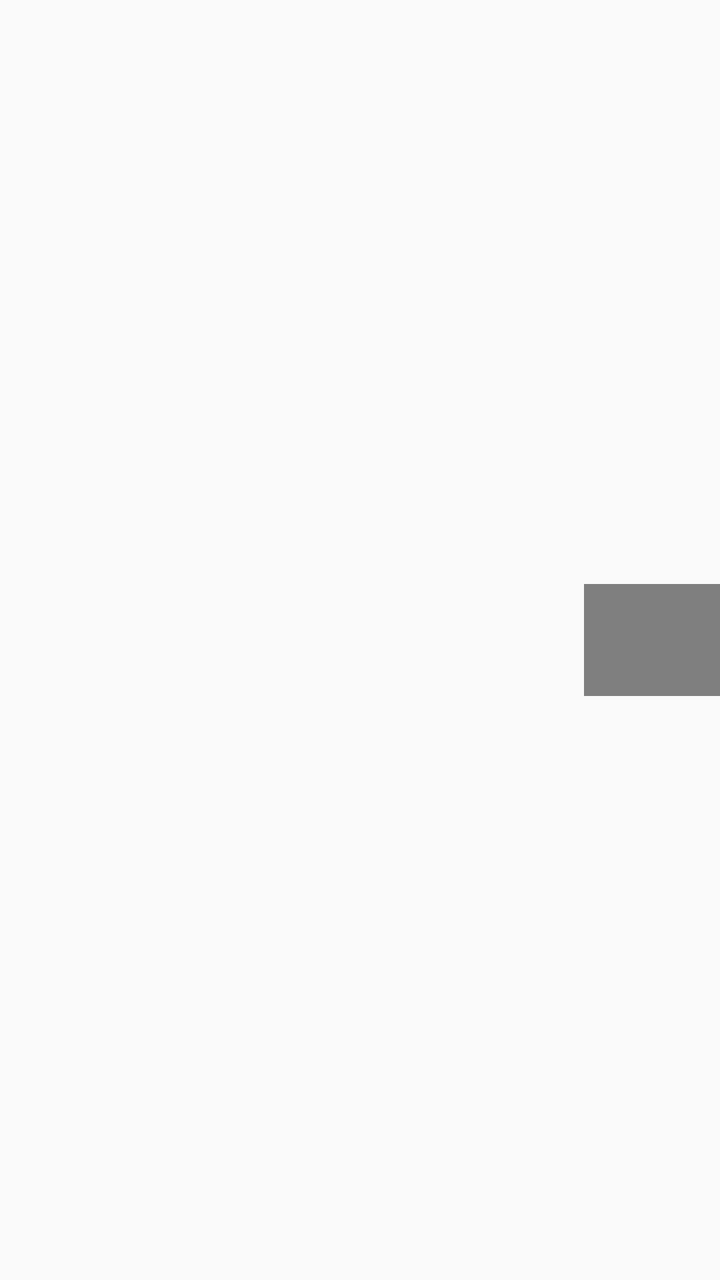
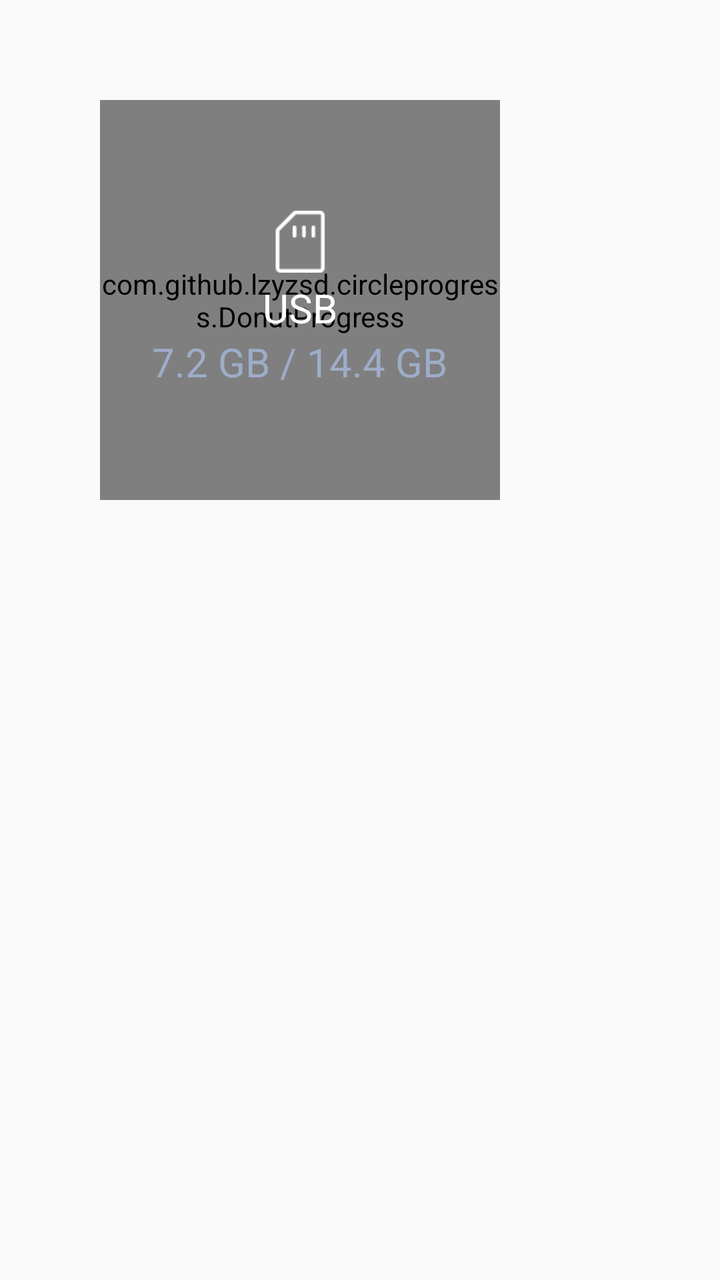

An Android layout rendered at two revisions. The XML below is the earlier revision; the diff shows what the commit changed to produce the second picture.
<!-- AndroidManifest.xml: application theme NoTitle -->
<!-- res/layout/mydonut_progress.xml -->
<?xml version="1.0" encoding="utf-8"?>
<RelativeLayout xmlns:android="http://schemas.android.com/apk/res/android"
    android:layout_width="wrap_content"
    android:layout_height="wrap_content"
    xmlns:app="http://schemas.android.com/apk/res-auto">

    <FrameLayout
        android:layout_margin="50mm"
        android:layout_width="200mm"
        android:layout_height="200mm">

        <com.github.lzyzsd.circleprogress.DonutProgress
            android:id="@+id/pgr_percent"
            app:donut_background_color="#1D2D4B"
            app:donut_finished_color="@color/colorAccent"
            app:donut_finished_stroke_width="4mm"
            app:donut_progress="10"
            app:donut_show_text="false"
            app:donut_unfinished_color="@color/colorAccentLight"
            app:donut_unfinished_stroke_width="4mm"
            android:layout_width="match_parent"
            android:layout_height="match_parent" />

        <androidx.constraintlayout.widget.ConstraintLayout
            android:layout_width="match_parent"
             android:layout_height="match_parent">

             <LinearLayout
                 android:gravity="center"
                 android:orientation="vertical"
                 android:layout_width="match_parent"
                 android:layout_height="match_parent">
                 <ImageView
                     android:id="@+id/imageview"
                     app:layout_constraintEnd_toEndOf="parent"
                     app:layout_constraintHorizontal_bias="0.2"
                     app:layout_constraintStart_toStartOf="parent"
                     app:layout_constraintTop_toTopOf="parent"
                     android:layout_width="31mm"
                     android:layout_height="31mm"
                     android:src="@mipmap/sdcard" />

                 <TextView
                     android:id="@+id/textView"
                     app:layout_constraintEnd_toEndOf="parent"
                     app:layout_constraintHorizontal_bias="0.208"
                     app:layout_constraintStart_toEndOf="@+id/imageview"
                     app:layout_constraintTop_toTopOf="@+id/imageview"
                     android:layout_width="wrap_content"
                     android:layout_height="wrap_content"
                     android:layout_marginTop="4mm"
                     android:text="USB"
                     android:textColor="@color/white"
                     android:textSize="20mm" />
                 <TextView
                     android:id="@+id/textMina"
                     app:layout_constraintEnd_toEndOf="parent"
                     app:layout_constraintHorizontal_bias="0.584"
                     app:layout_constraintStart_toStartOf="parent"
                     app:layout_constraintTop_toBottomOf="@+id/textView"
                     android:layout_width="wrap_content"
                     android:layout_height="wrap_content"
                     android:text="7.2 GB / 14.4 GB"
                     android:textColor="@color/colorFont"
                     android:textSize="20mm" />
             </LinearLayout>




        </androidx.constraintlayout.widget.ConstraintLayout>

    </FrameLayout>
</RelativeLayout>
<!-- resources referenced by this layout -->
<resources>
  <color name="colorAccent">#56F21F</color>
  <color name="colorAccentLight">#9DACC8</color>
  <color name="colorFont">#9DACC8</color>
  <color name="white">#FFFFFFFF</color>
  <!-- mipmap sdcard: png bitmap (mipmap-hdpi, 569 bytes) -->
  <style name="NoTitle" parent="Theme.AppCompat.Light.NoActionBar">
          <item name="colorPrimary">@color/colorMain</item>
          <item name="colorPrimaryDark">@color/colorMain</item>
          <item name="colorAccent">@color/colorMain</item>
          <item name="android:windowFullscreen">true</item>
          <item name="windowActionBar">false</item>
          <item name="windowNoTitle">true</item>
          <item name="android:textAppearanceListItemSmall">@style/listPopupWindow</item>
      </style>
  <color name="colorMain">#1D2D4B</color>
  <style name="listPopupWindow">
          <item name="android:textSize">25mm</item>
          <item name="android:fontFamily">@font/montserrat_regular</item>
          <item name="android:textColor">@color/black</item>
      </style>
  <color name="black">#FF000000</color>
</resources>

<!-- the commit's change to res/layout/mydonut_progress.xml (unified diff, before → after) -->
@@ -5,19 +5,19 @@
     xmlns:app="http://schemas.android.com/apk/res-auto">
 
     <FrameLayout
-        android:layout_margin="50mm"
-        android:layout_width="200mm"
-        android:layout_height="200mm">
+        android:layout_margin="50dp"
+        android:layout_width="200dp"
+        android:layout_height="200dp">
 
         <com.github.lzyzsd.circleprogress.DonutProgress
             android:id="@+id/pgr_percent"
             app:donut_background_color="#1D2D4B"
             app:donut_finished_color="@color/colorAccent"
-            app:donut_finished_stroke_width="4mm"
+            app:donut_finished_stroke_width="4dp"
             app:donut_progress="10"
             app:donut_show_text="false"
             app:donut_unfinished_color="@color/colorAccentLight"
-            app:donut_unfinished_stroke_width="4mm"
+            app:donut_unfinished_stroke_width="4dp"
             android:layout_width="match_parent"
             android:layout_height="match_parent" />
 
@@ -36,8 +36,8 @@
                      app:layout_constraintHorizontal_bias="0.2"
                      app:layout_constraintStart_toStartOf="parent"
                      app:layout_constraintTop_toTopOf="parent"
-                     android:layout_width="31mm"
-                     android:layout_height="31mm"
+                     android:layout_width="31dp"
+                     android:layout_height="31dp"
                      android:src="@mipmap/sdcard" />
 
                  <TextView
@@ -48,10 +48,10 @@
                      app:layout_constraintTop_toTopOf="@+id/imageview"
                      android:layout_width="wrap_content"
                      android:layout_height="wrap_content"
-                     android:layout_marginTop="4mm"
+                     android:layout_marginTop="4dp"
                      android:text="USB"
                      android:textColor="@color/white"
-                     android:textSize="20mm" />
+                     android:textSize="20dp" />
                  <TextView
                      android:id="@+id/textMina"
                      app:layout_constraintEnd_toEndOf="parent"
@@ -62,7 +62,7 @@
                      android:layout_height="wrap_content"
                      android:text="7.2 GB / 14.4 GB"
                      android:textColor="@color/colorFont"
-                     android:textSize="20mm" />
+                     android:textSize="20dp" />
              </LinearLayout>
 
 
